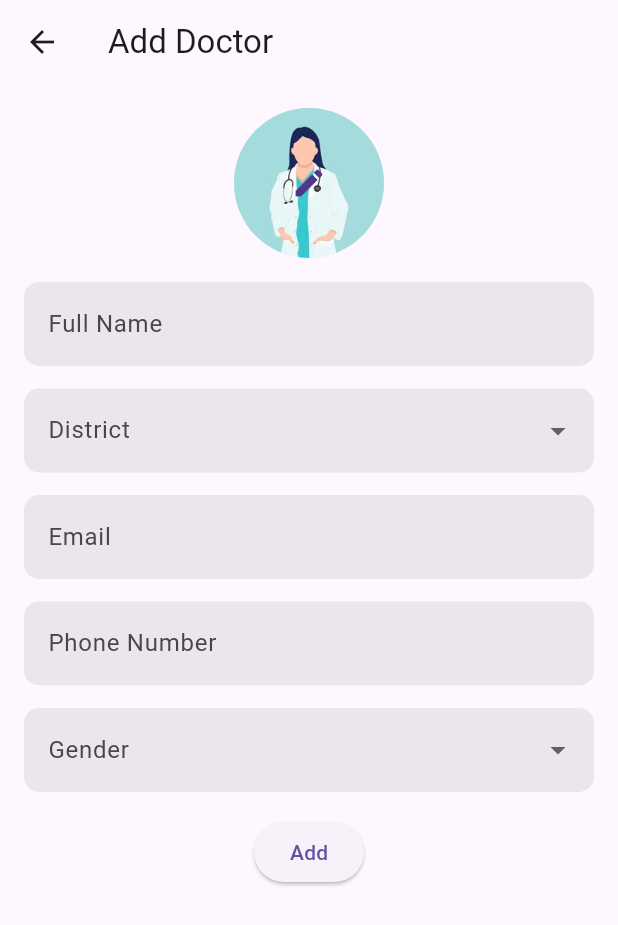
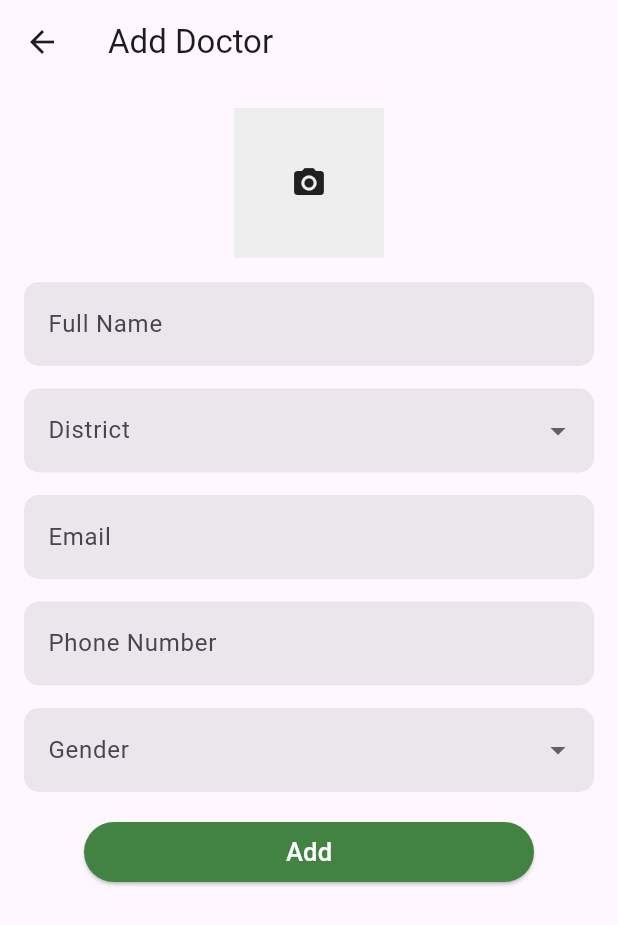
Before and after one commit to Gokul-Gokzzz/kayla_test, a Flutter app: the screen it shows after launch, after a tap on the "add" icon, on a phone screen of 412 x 824 dp. Shown: the top 925 px of the screen. Run offline on Flutter 3.47's test engine with Material 3 defaults, Android fonts, the phone set to English and light mode, and no system bars; our stand-ins replace cloud_firestore, firebase_core, firebase_storage, image_picker; accounts and stored records are empty; network calls fail.

Commit message:
edit on work

```diff
--- a/lib/controller/home_controller.dart
+++ b/lib/controller/home_controller.dart
@@ -1,30 +1,46 @@
 import 'package:flutter/material.dart';
+import 'package:doctor_booking/service/doctor_service.dart';
+import 'package:doctor_booking/model/doctor_model.dart';
 
 class HomeProvider extends ChangeNotifier {
-  List<DropdownMenuItem<String>> genderItems = [
-    const DropdownMenuItem(value: 'Male', child: Text('Male')),
-    const DropdownMenuItem(value: 'Female', child: Text('Female')),
-  ];
+  final DoctorService doctorService = DoctorService();
+  List<DoctorModel> allDoctors = [];
+  List<DoctorModel> filteredDoctors = [];
+  String? selectedGender;
+  String? selectedDistrict;
 
-  List<DropdownMenuItem<String>> districtItems = [
-    const DropdownMenuItem(value: 'Alappuzha', child: Text('Alappuzha')),
-    const DropdownMenuItem(value: 'Ernakulam', child: Text('Ernakulam')),
-    const DropdownMenuItem(value: 'Idukki', child: Text('Idukki')),
-    const DropdownMenuItem(value: 'Kannur', child: Text('Kannur')),
-    const DropdownMenuItem(value: 'Kasaragod', child: Text('Kasaragod')),
-    const DropdownMenuItem(value: 'Kollam', child: Text('Kollam')),
-    const DropdownMenuItem(value: 'Kottayam', child: Text('Kottayam')),
-    const DropdownMenuItem(value: 'Kozhikode', child: Text('Kozhikode')),
-    const DropdownMenuItem(value: 'Malappuram', child: Text('Malappuram')),
-    const DropdownMenuItem(value: 'Palakkad', child: Text('Palakkad')),
-    const DropdownMenuItem(
-        value: 'Pathanamthitta', child: Text('Pathanamthitta')),
-    const DropdownMenuItem(
-        value: 'Thiruvananthapuram',
-        child: Text(
-          'Trivandrum',
-        )),
-    const DropdownMenuItem(value: 'Thrissur', child: Text('Thrissur')),
-    const DropdownMenuItem(value: 'Wayanad', child: Text('Wayanad')),
-  ];
+  HomeProvider() {
+    getDoctor();
+  }
+
+  Future<void> getDoctor() async {
+    allDoctors = await doctorService.getAllDoctors();
+    filteredDoctors = allDoctors;
+    notifyListeners();
+  }
+
+  void filterDoctors() {
+    if (selectedGender == null && selectedDistrict == null) {
+      filteredDoctors = allDoctors;
+    } else {
+      filteredDoctors = allDoctors.where((doctor) {
+        bool matchesGender =
+            selectedGender == null || doctor.genderCategory == selectedGender;
+        bool matchesDistrict = selectedDistrict == null ||
+            doctor.districtCategory == selectedDistrict;
+        return matchesGender && matchesDistrict;
+      }).toList();
+    }
+    notifyListeners();
+  }
+
+  void setSelectedGender(String? gender) {
+    selectedGender = gender;
+    filterDoctors();
+  }
+
+  void setSelectedDistrict(String? district) {
+    selectedDistrict = district;
+    filterDoctors();
+  }
 }
--- a/lib/model/doctor_model.dart
+++ b/lib/model/doctor_model.dart
@@ -1,26 +1,29 @@
 class DoctorModel {
+  String? id;
   String? name;
-
   String? districtCategory;
   String? email;
   String? phoneNumber;
   String? genderCategory;
-  final String? imageUrl;
+  String? imageUrl;
 
-  DoctorModel(
-      {this.name,
-      this.districtCategory,
-      this.email,
-      this.phoneNumber,
-      this.genderCategory,
-      this.imageUrl});
+  DoctorModel({
+    this.id,
+    this.name,
+    this.districtCategory,
+    this.email,
+    this.phoneNumber,
+    this.genderCategory,
+    this.imageUrl,
+  });
 
   factory DoctorModel.fromJson(Map<String, dynamic> json) {
     return DoctorModel(
+      id: json['id'],
       name: json['name'],
       districtCategory: json['districtCategory'],
       email: json['email'],
-      phoneNumber: json['PhoneNumber'],
+      phoneNumber: json['phoneNumber'],
       genderCategory: json['genderCategory'],
       imageUrl: json['imageUrl'],
     );
@@ -28,10 +31,11 @@ class DoctorModel {
 
   Map<String, dynamic> toJson() {
     return {
+      'id': id,
       'name': name,
       'districtCategory': districtCategory,
       'email': email,
-      'PhoneNumber': phoneNumber,
+      'phoneNumber': phoneNumber,
       'genderCategory': genderCategory,
       'imageUrl': imageUrl,
     };
--- a/lib/service/doctor_service.dart
+++ b/lib/service/doctor_service.dart
@@ -25,4 +25,32 @@ class DoctorService {
     final uploadTask = await storageRef.putFile(image);
     return await uploadTask.ref.getDownloadURL();
   }
+
+  Future<List<DoctorModel>> getAllDoctors() async {
+    try {
+      final snapshot = await firestore.collection(collection).get();
+      List<DoctorModel> data = snapshot.docs
+          .map(
+            (doc) => DoctorModel.fromJson(doc.data() as Map<String, dynamic>),
+          )
+          .toList();
+      return data;
+    } catch (e) {
+      log('get error :$e');
+      throw e;
+    }
+  }
+
+  Future<void> update(String id, DoctorModel doctor) async {
+    try {
+      await firestore.collection(collection).doc(id).update(doctor.toJson());
+    } catch (e) {
+      log('update errer:$e');
+      throw e;
+    }
+  }
+
+  Future<void> delete(String id) async {
+    await firestore.collection(collection).doc(id).delete();
+  }
 }
--- a/lib/views/home_screen.dart
+++ b/lib/views/home_screen.dart
@@ -1,17 +1,33 @@
-import 'package:doctor_booking/controller/home_controller.dart';
+import 'package:doctor_booking/controller/add_controller.dart';
 import 'package:doctor_booking/widgets/add_screen.dart';
-import 'package:doctor_booking/widgets/doctor_card.dart';
 import 'package:flutter/material.dart';
 import 'package:provider/provider.dart';
+import 'package:doctor_booking/controller/home_controller.dart';
+import 'package:doctor_booking/widgets/doctor_card.dart';
 
-class HomeScreen extends StatelessWidget {
+class HomeScreen extends StatefulWidget {
   const HomeScreen({super.key});
+
+  @override
+  State<HomeScreen> createState() => _HomeScreenState();
+}
+
+class _HomeScreenState extends State<HomeScreen> {
+  @override
+  void initState() {
+    super.initState();
+    Provider.of<HomeProvider>(context, listen: false).getDoctor();
+  }
+
+  Future<void> refreshDoctors() async {
+    await Provider.of<HomeProvider>(context, listen: false).getDoctor();
+  }
 
   @override
   Widget build(BuildContext context) {
     final size = MediaQuery.of(context).size;
-
-    final pro = Provider.of<HomeProvider>(context, listen: false);
+    final homeProvider = Provider.of<HomeProvider>(context);
+    final pro = Provider.of<AddProvider>(context, listen: false);
 
     return Scaffold(
       appBar: AppBar(
@@ -20,55 +36,56 @@ class HomeScreen extends StatelessWidget {
           SizedBox(
             width: size.width * 0.3,
             child: DropdownButton<String>(
-              underline: const SizedBox(
-                height: 0,
-              ),
+              underline: const SizedBox(height: 0),
               hint: const Text('Gender'),
               isExpanded: true,
+              value: homeProvider.selectedGender,
               items: pro.genderItems,
-              onChanged: (value) {},
+              onChanged: (value) {
+                homeProvider.setSelectedGender(value);
+              },
             ),
           ),
           SizedBox(
             width: size.width * 0.3,
             child: DropdownButton<String>(
-              underline: const SizedBox(
-                height: 0,
-              ),
+              underline: const SizedBox(height: 0),
               hint: const Text('District'),
               isExpanded: true,
+              value: homeProvider.selectedDistrict,
               items: pro.districtItems,
-              onChanged: (value) {},
+              onChanged: (value) {
+                homeProvider.setSelectedDistrict(value);
+              },
             ),
           ),
         ],
       ),
-      body: ListView(
-        padding: EdgeInsets.symmetric(
-          vertical: size.height * 0.02,
-          horizontal: size.width * 0.02,
+      body: RefreshIndicator(
+        onRefresh: refreshDoctors,
+        child: Consumer<HomeProvider>(
+          builder: (context, provider, child) {
+            if (provider.filteredDoctors.isEmpty) {
+              return Center(
+                child: CircularProgressIndicator(),
+              );
+            } else {
+              return ListView.builder(
+                itemCount: provider.filteredDoctors.length,
+                itemBuilder: (context, index) {
+                  final doctor = provider.filteredDoctors[index];
+                  return Padding(
+                    padding: EdgeInsets.symmetric(
+                      vertical: size.height * 0.02,
+                      horizontal: size.width * 0.02,
+                    ),
+                    child: DoctorCard(doctor: doctor),
+                  );
+                },
+              );
+            }
+          },
         ),
-        children: [
-          DoctorCard(
-            name: 'Dr.Neeraj Madhav',
-            email: 'neeraj@gmail.com',
-            district: 'Ernakulam',
-          ),
-          DoctorCard(
-              name: 'Dr.Rashma R Mohan',
-              email: 'rashma@gmail.com',
-              district: 'Ernakulam'),
-          DoctorCard(
-              name: 'Dr.Ravi', email: 'ravi@gmail.com', district: 'Ernakulam'),
-          DoctorCard(
-              name: 'Dr.Ravi', email: 'ravi@gmail.com', district: 'Ernakulam'),
-          DoctorCard(
-              name: 'Dr.Ravi', email: 'ravi@gmail.com', district: 'Ernakulam'),
-          DoctorCard(
-              name: 'Dr.Ravi', email: 'ravi@gmail.com', district: 'Ernakulam'),
-          DoctorCard(
-              name: 'Dr.Ravi', email: 'ravi@gmail.com', district: 'Ernakulam'),
-        ],
       ),
       floatingActionButton: FloatingActionButton(
         backgroundColor: Colors.green,
@@ -79,7 +96,7 @@ class HomeScreen extends StatelessWidget {
             MaterialPageRoute(
               builder: (context) => const AddDoctors(),
             ),
-          );
+          ).then((_) => refreshDoctors());
         },
         child: const Icon(
           Icons.add,
--- a/lib/widgets/add_screen.dart
+++ b/lib/widgets/add_screen.dart
@@ -1,32 +1,30 @@
+import 'dart:io';
+
 import 'package:doctor_booking/controller/add_controller.dart';
 import 'package:flutter/material.dart';
+import 'package:image_picker/image_picker.dart';
 import 'package:provider/provider.dart';
 
-class AddDoctors extends StatelessWidget {
+class AddDoctors extends StatefulWidget {
   const AddDoctors({super.key});
+
+  @override
+  State<AddDoctors> createState() => _AddDoctorsState();
+}
+
+class _AddDoctorsState extends State<AddDoctors> {
+  Future<void> pickImage() async {
+    final provider = Provider.of<AddProvider>(context, listen: false);
+    final pickFile =
+        await provider.picker.pickImage(source: ImageSource.gallery);
+    if (pickFile != null) {
+      provider.setImage(File(pickFile.path));
+    }
+  }
 
   @override
   Widget build(BuildContext context) {
     final provider = Provider.of<AddProvider>(context, listen: false);
-    // final TextEditingController nameController = TextEditingController();
-    // final TextEditingController emailController = TextEditingController();
-    // final TextEditingController phoneController = TextEditingController();
-    // List<String> districts = [
-    //   'Alappuzha',
-    //   'Ernakulam',
-    //   'Idukki',
-    //   'Kannur',
-    //   'Kasaragod',
-    //   'Kollam',
-    //   'Kottayam',
-    //   'Kozhikode',
-    //   'Malappuram',
-    //   'Palakkad',
-    //   'Pathanamthitta',
-    //   'Thiruvananthapuram',
-    //   'Thrissur',
-    //   'Wayanad'
-    // ];
 
     return Scaffold(
       appBar: AppBar(
@@ -39,12 +37,20 @@ class AddDoctors extends StatelessWidget {
           child: SingleChildScrollView(
             child: Column(
               children: [
-                CircleAvatar(
-                  radius: 50,
-                  backgroundImage: AssetImage('assets/doto.jpg'),
-                  child: IconButton(
-                    icon: Icon(Icons.edit),
-                    onPressed: () {},
+                GestureDetector(
+                  onTap: pickImage,
+                  child: Consumer<AddProvider>(
+                    builder: (context, productProvider, child) {
+                      return productProvider.image == null
+                          ? Container(
+                              height: 100,
+                              width: 100,
+                              color: Colors.grey[200],
+                              child: const Icon(Icons.camera_alt),
+                            )
+                          : Image.file(productProvider.image!,
+                              height: 100, width: 100, fit: BoxFit.cover);
+                    },
                   ),
                 ),
                 SizedBox(height: 16),
@@ -154,20 +160,30 @@ class AddDoctors extends StatelessWidget {
                   },
                 ),
                 SizedBox(height: 16),
-                ElevatedButton(
+                SizedBox(
+                  width: 300,
+                  child: ElevatedButton(
+                    style: ElevatedButton.styleFrom(
+                        backgroundColor: Color.fromARGB(255, 66, 131, 68)),
                     onPressed: () async {
                       if (provider.formKey.currentState!.validate()) {
                         await provider.addDoctor(
                           name: provider.nameController.text,
-                        districtCategory: provider.districtCategory.toString(),
+                          districtCategory:
+                              provider.districtCategory.toString(),
                           email: provider.emailController.text,
                           phoneNumber: provider.phoneController.text,
                           genderCategory: provider.genderCategory.toString(),
                           image: provider.image,
                         );
+                        provider.clear();
                       }
                     },
-                  child: Text('Add'),
+                    child: Text(
+                      'Add',
+                      style: TextStyle(fontSize: 17, color: Colors.white),
+                    ),
+                  ),
                 ),
               ],
             ),
--- a/lib/widgets/doctor_card.dart
+++ b/lib/widgets/doctor_card.dart
@@ -1,12 +1,11 @@
+import 'package:doctor_booking/model/doctor_model.dart';
 import 'package:doctor_booking/widgets/edit_screen.dart';
 import 'package:flutter/material.dart';
 
 class DoctorCard extends StatelessWidget {
-  final String name;
-  final String email;
-  final String district;
+  final DoctorModel doctor;
 
-  DoctorCard({required this.name, required this.email, required this.district});
+  DoctorCard({required this.doctor});
 
   @override
   Widget build(BuildContext context) {
@@ -18,21 +17,21 @@ class DoctorCard extends StatelessWidget {
           ),
           height: 50,
           width: 50,
-          child: Image.asset('assets/doto.jpg'),
+          child: Image.network(doctor.imageUrl!),
         ),
         title: Text(
-          name,
+          doctor.name!,
           style: TextStyle(fontSize: 13, fontWeight: FontWeight.bold),
         ),
         subtitle: Column(
           crossAxisAlignment: CrossAxisAlignment.start,
           children: [
             Text(
-              email,
+              doctor.email!,
               style: TextStyle(fontSize: 11, fontWeight: FontWeight.w500),
             ),
             Text(
-              district,
+              doctor.districtCategory!,
               style: TextStyle(
                 fontSize: 10,
               ),
@@ -55,13 +54,16 @@ class DoctorCard extends StatelessWidget {
               Navigator.push(
                 context,
                 MaterialPageRoute(
-                  builder: (context) => EditDoctorScreen(),
+                  builder: (context) => EditDoctorScreen(doctor: doctor),
                 ),
               );
             },
             child: Text(
               'Edit Profile',
-              style: TextStyle(color: Colors.white, fontSize: 10),
+              style: TextStyle(
+                color: const Color.fromARGB(255, 147, 106, 106),
+                fontSize: 10,
+              ),
             ),
           ),
         ),
--- a/pubspec.yaml
+++ b/pubspec.yaml
@@ -39,6 +39,7 @@ dependencies:
   firebase_storage: ^12.1.1
   cloud_firestore: ^5.1.0
   provider: ^6.1.2
+  image_picker: ^1.1.2
 
 dev_dependencies:
   flutter_test:
```
Also changed, not shown: lib/controller/add_controller.dart (+52 -14 lines), lib/widgets/edit_screen.dart (+87 -48 lines), pubspec.lock, 1 other file. Lines whose indentation alone changed are shown as unchanged.
